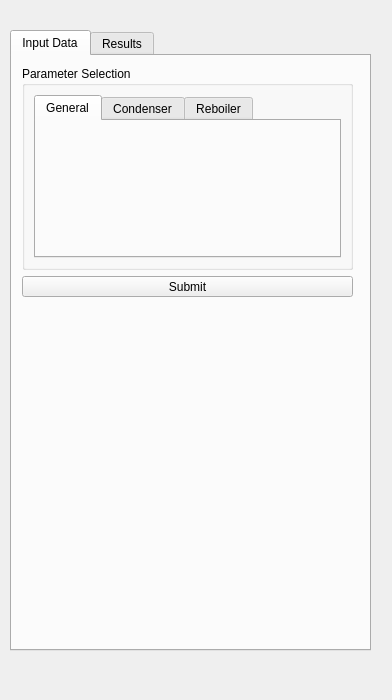
Qt form DockWidgets/DockWidgetDistillationColumn.ui (FOSSEE/Chemical-Simulator-GUI) before a commit.
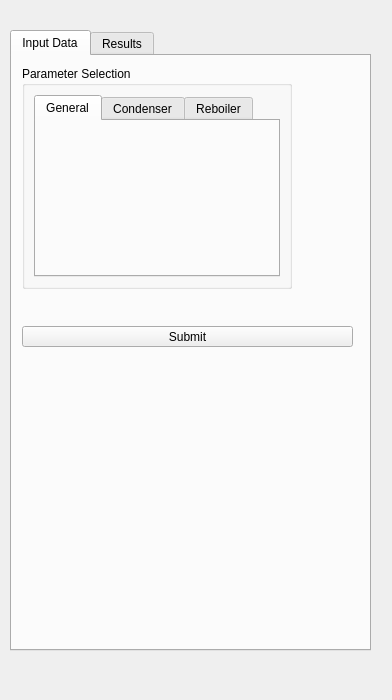
The same form after that commit. The open tabs and pages were chosen to show the change.

Commit message: Fixes for DockwidgetDistillationColumn layout

Diff of the .ui file:
```diff
--- a/DockWidgets/DockWidgetDistillationColumn.ui
+++ b/DockWidgets/DockWidgetDistillationColumn.ui
@@ -60,6 +60,9 @@
       <string>Parameter Selection</string>
      </property>
      <layout class="QHBoxLayout" name="horizontalLayout_10">
+      <property name="sizeConstraint">
+       <enum>QLayout::SetFixedSize</enum>
+      </property>
       <item>
        <widget class="QTabWidget" name="tabWidget_5">
         <property name="sizePolicy">
@@ -223,7 +226,7 @@
      <property name="geometry">
       <rect>
        <x>10</x>
-       <y>220</y>
+       <y>270</y>
        <width>331</width>
        <height>21</height>
       </rect>
```
Left out of the diff: 2 changed lines with no effect on the pictures. The commit also changes 3 other files.
